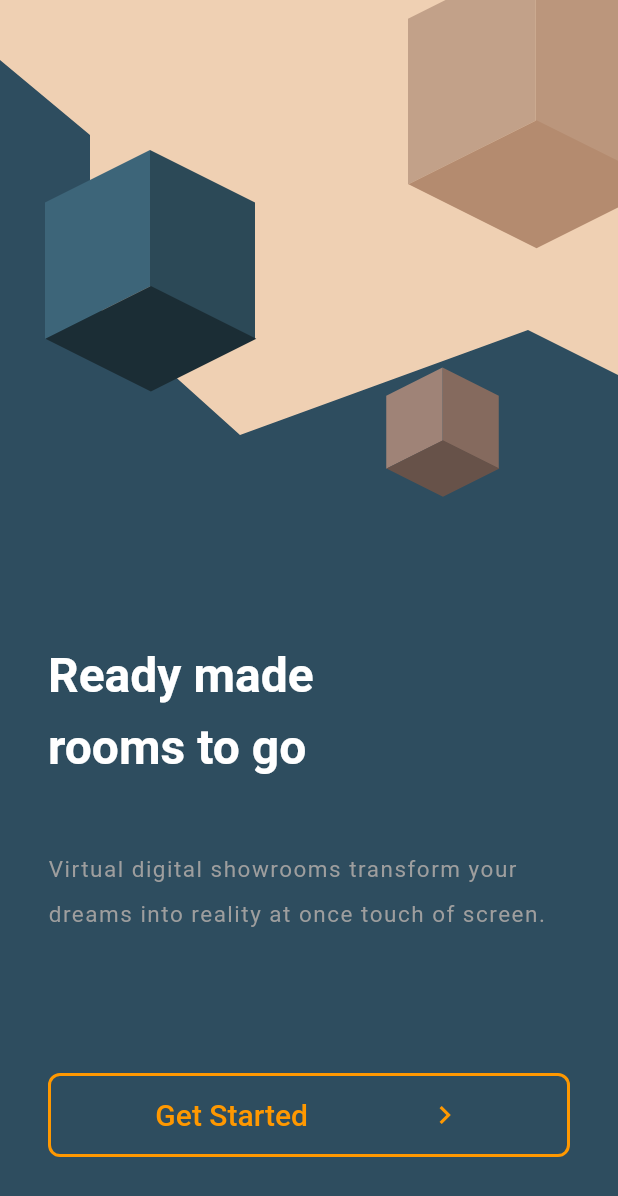
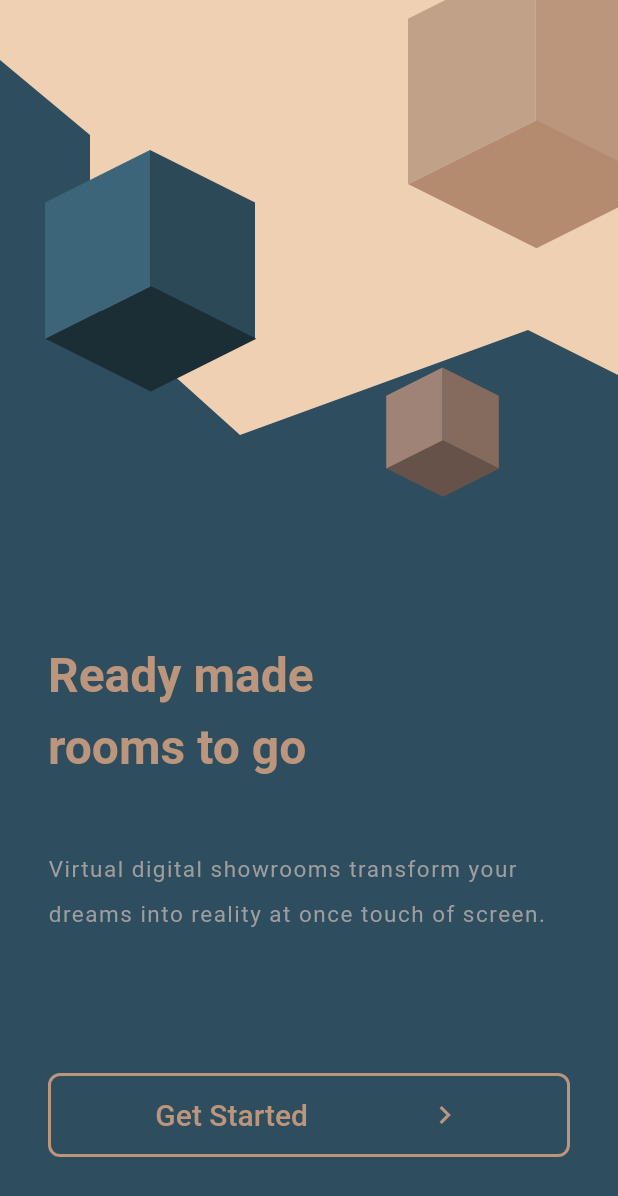
Before and after one commit to marcoleonardini/flutter_challenge_ui, a Flutter app: the HomeCh2Page screen opened directly, on a phone screen of 412 x 824 dp. Shown: the top 1196 px of the screen. Run offline on Flutter 3.47's test engine with Material 2 defaults, Android fonts, the phone set to English and light mode, and no system bars.

Commit message:
Fixed Colors

```diff
--- a/lib/src/ui/challenge_2/pages/home.ch2.page.dart
+++ b/lib/src/ui/challenge_2/pages/home.ch2.page.dart
@@ -62,7 +62,7 @@ class HomeCh2Page extends StatelessWidget {
                     Text(
                       'Ready made\nrooms to go',
                       style: TextStyle(
-                        color: Colors.white,
+                        color: Color(0xffbb967c),
                         fontWeight: FontWeight.w600,
                         fontSize: 32.0,
                         height: 1.5,
@@ -83,12 +83,12 @@ class HomeCh2Page extends StatelessWidget {
                     FlatButton(
                       shape: RoundedRectangleBorder(
                         side: BorderSide(
-                          color: Colors.orange,
+                          color: Color(0xffbb967c),
                           width: 2.0,
                         ),
                         borderRadius: BorderRadius.circular(8.0),
                       ),
-                      textColor: Colors.orange,
+                      textColor: Color(0xffbb967c),
                       child: Container(
                         padding: EdgeInsets.all(16.0),
                         child: Row(
```
